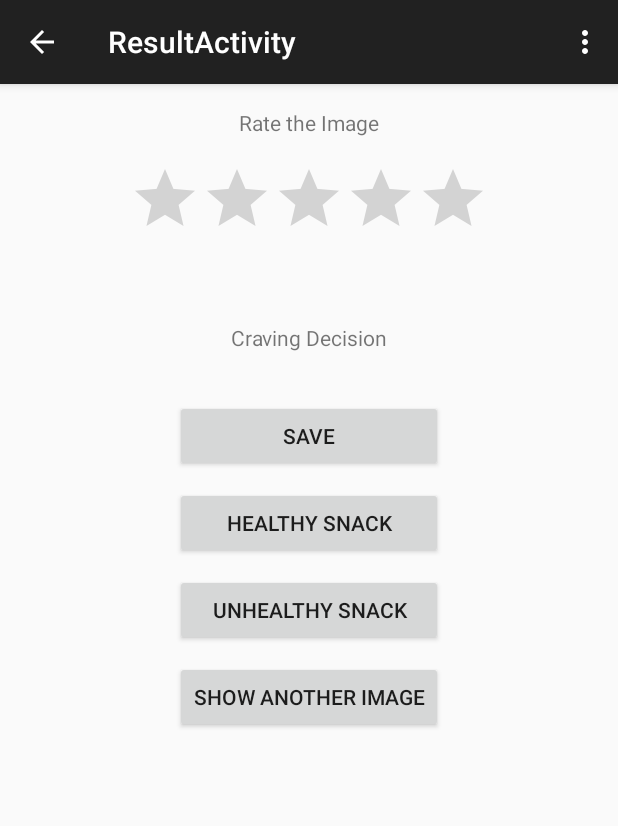
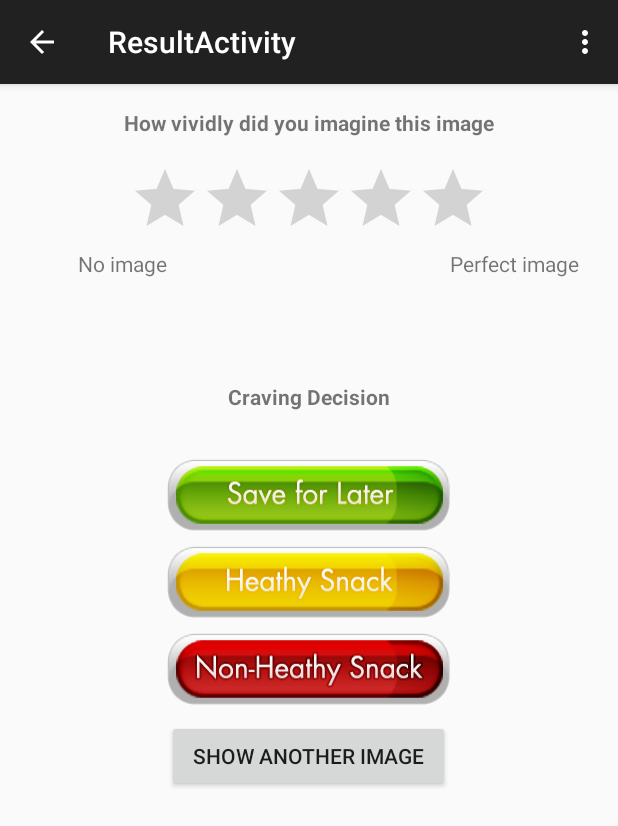
Before and after one commit to aqibmushtaq/icrave-app, an Android app: the ResultFragment screen opened directly, with no data from a screen before it, on a phone screen of 412 x 824 dp. Shown: the top 826 px of the screen. Run offline under Robolectric (Android 15) with nearby library versions, the phone set to English and light mode, and no system bars.

Commit message:
Added button background images and also changed wording of image rating question.

```diff
--- /dev/null
+++ b/src/iCrave/icrave/src/main/res/drawable-hdpi/button_healthy.xml
@@ -0,0 +1,13 @@
+<?xml version="1.0" encoding="utf-8"?>
+<selector xmlns:android="http://schemas.android.com/apk/res/android">
+
+    <!-- Active tab -->
+    <item android:drawable="@drawable/h01" android:state_focused="false" android:state_pressed="false" android:state_selected="true" />
+    <!-- Inactive tab -->
+    <item android:drawable="@drawable/h01" android:state_focused="false" android:state_pressed="false" android:state_selected="false" />
+    <!-- Pressed tab -->
+    <item android:drawable="@drawable/h02" android:state_pressed="true" />
+    <!-- Selected tab (using d-pad) -->
+    <item android:drawable="@drawable/h02" android:state_focused="true" android:state_pressed="false" android:state_selected="true" />
+
+</selector>
--- /dev/null
+++ b/src/iCrave/icrave/src/main/res/drawable-hdpi/button_non_healthy.xml
@@ -0,0 +1,13 @@
+<?xml version="1.0" encoding="utf-8"?>
+<selector xmlns:android="http://schemas.android.com/apk/res/android">
+
+    <!-- Active tab -->
+    <item android:drawable="@drawable/nh01" android:state_focused="false" android:state_pressed="false" android:state_selected="true" />
+    <!-- Inactive tab -->
+    <item android:drawable="@drawable/nh01" android:state_focused="false" android:state_pressed="false" android:state_selected="false" />
+    <!-- Pressed tab -->
+    <item android:drawable="@drawable/nh02" android:state_pressed="true" />
+    <!-- Selected tab (using d-pad) -->
+    <item android:drawable="@drawable/nh02" android:state_focused="true" android:state_pressed="false" android:state_selected="true" />
+
+</selector>
--- /dev/null
+++ b/src/iCrave/icrave/src/main/res/drawable-hdpi/button_save_for_later.xml
@@ -0,0 +1,13 @@
+<?xml version="1.0" encoding="utf-8"?>
+<selector xmlns:android="http://schemas.android.com/apk/res/android">
+
+    <!-- Active tab -->
+    <item android:drawable="@drawable/sfl01" android:state_focused="false" android:state_pressed="false" android:state_selected="true" />
+    <!-- Inactive tab -->
+    <item android:drawable="@drawable/sfl01" android:state_focused="false" android:state_pressed="false" android:state_selected="false" />
+    <!-- Pressed tab -->
+    <item android:drawable="@drawable/sfl02" android:state_pressed="true" />
+    <!-- Selected tab (using d-pad) -->
+    <item android:drawable="@drawable/sfl02" android:state_focused="true" android:state_pressed="false" android:state_selected="true" />
+
+</selector>
--- a/src/iCrave/icrave/src/main/res/layout/fragment_result.xml
+++ b/src/iCrave/icrave/src/main/res/layout/fragment_result.xml
@@ -14,7 +14,8 @@
         android:layout_height="wrap_content"
         android:id="@+id/textView"
         android:layout_alignParentTop="true"
-        android:layout_centerHorizontal="true" />
+        android:layout_centerHorizontal="true"
+        android:textStyle="bold" />
 
     <RatingBar
         android:layout_width="wrap_content"
@@ -26,13 +27,31 @@
         android:clickable="false"
         android:stepSize="1" />
 
+    <TextView
+        android:layout_width="wrap_content"
+        android:layout_height="wrap_content"
+        android:text="@string/rating_no_image"
+        android:id="@+id/textView3"
+        android:singleLine="false"
+        android:layout_below="@+id/rating"
+        android:layout_toLeftOf="@+id/linearLayout" />
+
+    <TextView
+        android:layout_width="wrap_content"
+        android:layout_height="wrap_content"
+        android:text="@string/rating_perfect_image"
+        android:id="@+id/textView4"
+        android:layout_alignTop="@+id/textView3"
+        android:layout_toRightOf="@+id/linearLayout" />
+
     <LinearLayout
         android:orientation="vertical"
         android:layout_width="wrap_content"
         android:layout_height="wrap_content"
-        android:layout_below="@+id/rating"
+        android:layout_marginTop="30dp"
+        android:layout_below="@+id/textView3"
         android:layout_centerHorizontal="true"
-        android:layout_marginTop="10dp">
+        android:id="@+id/linearLayout">
 
         <TextView
             android:layout_width="fill_parent"
@@ -42,37 +61,39 @@
             android:layout_centerHorizontal="true"
             android:layout_marginTop="39dp"
             android:id="@+id/textView2"
-            android:gravity="center_horizontal" />
+            android:gravity="center_horizontal"
+            android:textStyle="bold" />
 
         <Button
             style="?android:attr/buttonStyleSmall"
             android:layout_width="fill_parent"
             android:layout_height="wrap_content"
-            android:text="@string/save"
             android:id="@+id/button_save"
             android:layout_below="@+id/textView2"
             android:layout_centerHorizontal="true"
-            android:layout_marginTop="32dp" />
+            android:layout_marginTop="32dp"
+            android:background="@drawable/button_save_for_later"
+            android:longClickable="false" />
 
         <Button
             style="?android:attr/buttonStyleSmall"
             android:layout_width="fill_parent"
             android:layout_height="wrap_content"
-            android:text="@string/healthy_snack"
             android:id="@+id/button_healthy_snack"
             android:layout_marginTop="10dp"
             android:layout_below="@+id/button_save"
-            android:layout_centerHorizontal="true" />
+            android:layout_centerHorizontal="true"
+            android:background="@drawable/button_healthy" />
 
         <Button
             style="?android:attr/buttonStyleSmall"
             android:layout_width="fill_parent"
             android:layout_height="wrap_content"
-            android:text="@string/unhealthy_snack"
             android:id="@+id/button_unhealthy_snack"
             android:layout_marginTop="10dp"
             android:layout_below="@+id/button_healthy_snack"
-            android:layout_centerHorizontal="true" />
+            android:layout_centerHorizontal="true"
+            android:background="@drawable/button_non_healthy" />
 
         <Button
             style="?android:attr/buttonStyleSmall"
--- a/src/iCrave/icrave/src/main/res/values/strings.xml
+++ b/src/iCrave/icrave/src/main/res/values/strings.xml
@@ -12,16 +12,18 @@
     <string name="info">Info</string>
     <string name="choose">Choose</string>
     <string name="title_activity_result">ResultActivity</string>
-    <string name="rate_the_image">Rate the Image</string>
+    <string name="rate_the_image">How vividly did you imagine this image</string>
     <string name="craving_decision">Craving Decision</string>
     <string name="save">Save</string>
     <string name="healthy_snack">Healthy Snack</string>
     <string name="unhealthy_snack">Unhealthy Snack</string>
     <string name="show_another_image">Show another image</string>
     <string name="undo_previous_activity">Undo previous activity</string>
+    <string name="seconds">seconds remaining</string>
+    <string name="rating_no_image">No image</string>
+    <string name="rating_perfect_image">Perfect image</string>
 
     <!-- errors -->
     <string name="error_no_rating">Please rate the image before continuing</string>
-    <string name="seconds">seconds remaining</string>
 
 </resources>
```
Also changed, not shown: src/iCrave/icrave/src/main/res/drawable-hdpi/h01.png (added), src/iCrave/icrave/src/main/res/drawable-hdpi/h02.png (added), src/iCrave/icrave/src/main/res/drawable-hdpi/icrave_button1.png (added), src/iCrave/icrave/src/main/res/drawable-hdpi/nh01.png (added), src/iCrave/icrave/src/main/res/drawable-hdpi/nh02.png (added), src/iCrave/icrave/src/main/res/drawable-hdpi/sfl01.png (added), src/iCrave/icrave/src/main/res/drawable-hdpi/sfl02.png (added).
